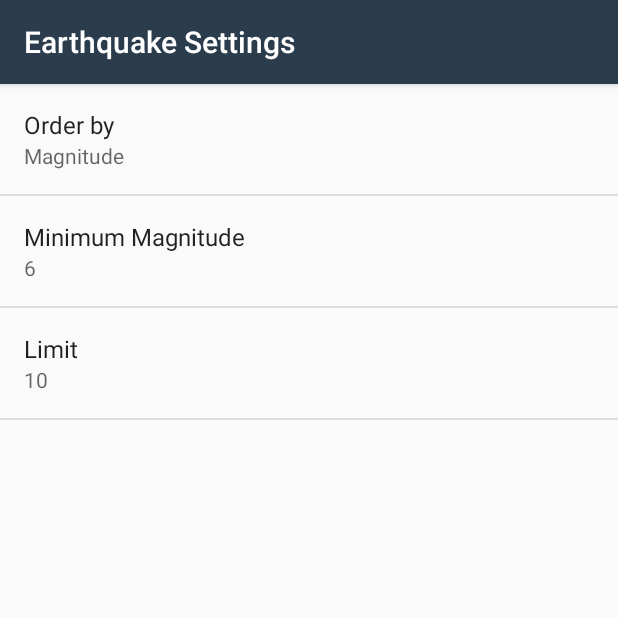
After one commit to prakhar30497/QuakeReport-App, an Android app: the SettingsActivity screen opened directly, with no data from a screen before it, on a phone screen of 412 x 824 dp, the top half of it. The commit adds this screen. Run offline under Robolectric (Android 15) with nearby library versions, the phone set to English and light mode, and no system bars.

Commit message:
Added preferences

```diff
--- a/app/src/main/java/com/example/android/quakereport/Earthquake.java
+++ b/app/src/main/java/com/example/android/quakereport/Earthquake.java
@@ -1,8 +1,4 @@
 package com.example.android.quakereport;
-
-/**
- * Created by Prakhar on 16-Jun-17.
- */
 
 public class Earthquake {
     private Double mMagnitude;
--- /dev/null
+++ b/app/src/main/java/com/example/android/quakereport/SettingsActivity.java
@@ -0,0 +1,61 @@
+package com.example.android.quakereport;
+
+import android.content.SharedPreferences;
+import android.content.res.ObbInfo;
+import android.os.Bundle;
+import android.preference.ListPreference;
+import android.preference.Preference;
+import android.preference.PreferenceFragment;
+import android.preference.PreferenceManager;
+import android.support.annotation.Nullable;
+import android.support.v7.app.AppCompatActivity;
+
+public class SettingsActivity extends AppCompatActivity {
+
+    @Override
+    protected void onCreate(Bundle savedInstanceState) {
+        super.onCreate(savedInstanceState);
+        setContentView(R.layout.settings_activity);
+    }
+
+    public static class EarthquakePreferenceFragment extends PreferenceFragment implements Preference.OnPreferenceChangeListener {
+        @Override
+        public void onCreate(Bundle savedInstanceState) {
+            super.onCreate(savedInstanceState);
+            addPreferencesFromResource(R.xml.settings_main);
+
+            Preference minMagnitude = findPreference(getString(R.string.settings_min_magnitude_key));
+            bindPreferenceSummaryToValue(minMagnitude);
+
+            Preference orderBy = findPreference(getString(R.string.settings_order_by_key));
+            bindPreferenceSummaryToValue(orderBy);
+
+            Preference limit = findPreference(getString(R.string.settings_limit_key));
+            bindPreferenceSummaryToValue(limit);
+        }
+
+        private void bindPreferenceSummaryToValue(Preference preference) {
+            preference.setOnPreferenceChangeListener(this);
+            SharedPreferences preferences = PreferenceManager.getDefaultSharedPreferences(preference.getContext());
+            String preferenceString = preferences.getString(preference.getKey(),"");
+            onPreferenceChange(preference,preferenceString);
+        }
+
+        @Override
+        public boolean onPreferenceChange(Preference preference, Object value){
+            String stringValue = value.toString();
+            if(preference instanceof ListPreference){
+                ListPreference listPreference = (ListPreference) preference;
+                int prefIndex = listPreference.findIndexOfValue(stringValue);
+                if(prefIndex>=0){
+                    CharSequence[] labels = listPreference.getEntries();
+                    preference.setSummary(labels[prefIndex]);
+                }
+            }
+            else {
+                preference.setSummary(stringValue);
+            }
+            return true;
+        }
+    }
+}
--- /dev/null
+++ b/app/src/main/res/values/arrays.xml
@@ -0,0 +1,12 @@
+<?xml version="1.0" encoding="utf-8"?>
+<resources>
+    <string-array name="settings_order_by_labels">
+        <item>@string/settings_order_by_magnitude_label</item>
+        <item>@string/settings_order_by_most_recent_label</item>
+    </string-array>
+    <string-array name="settings_order_by_values">
+        <item>@string/settings_order_by_magnitude_value</item>
+        <item>@string/settings_order_by_most_recent_value</item>
+    </string-array>
+
+</resources>
--- a/app/src/main/res/values/strings.xml
+++ b/app/src/main/res/values/strings.xml
@@ -16,4 +16,25 @@
 <resources>
     <string name="app_name">Quake Report</string>
     <string name="near_the">Near the</string>
+    <string name="no_earthquakes">No Earthquakes Found.</string>
+    <string name="no_internet_connection">No Internet Connection.</string>
+    <string name="settings_menu_item">Settings</string>
+    <string name="settings_title">Earthquake Settings</string>
+
+    <string name="settings_min_magnitude_label">Minimum Magnitude</string>
+    <string name="settings_min_magnitude_key" translatable="false">min_magnitude</string>
+    <string name="settings_min_magnitude_default" translatable="false">6</string>
+
+    <string name="settings_order_by_label">Order by</string>
+    <string name="settings_order_by_key" translatable="false">order_by</string>
+    <string name="settings_order_by_default" translatable="false">@string/settings_order_by_magnitude_value</string>
+    <string name="settings_order_by_magnitude_label">Magnitude</string>
+    <string name="settings_order_by_magnitude_value">magnitude</string>
+    <string name="settings_order_by_most_recent_label">Most recent</string>
+    <string name="settings_order_by_most_recent_value">time</string>
+
+    <string name="settings_limit_label">Limit</string>
+    <string name="settings_limit_key" translatable="false">limit</string>
+    <string name="settings_limit_default" translatable="false">10</string>
+
 </resources>
--- /dev/null
+++ b/app/src/main/res/xml/settings_main.xml
@@ -0,0 +1,22 @@
+<?xml version="1.0" encoding="utf-8"?>
+<PreferenceScreen xmlns:android="http://schemas.android.com/apk/res/android"
+    android:title="@string/settings_title">
+
+    <ListPreference
+        android:defaultValue="@string/settings_order_by_default"
+        android:entries="@array/settings_order_by_labels"
+        android:entryValues="@array/settings_order_by_values"
+        android:key="@string/settings_order_by_key"
+        android:title="@string/settings_order_by_label" />
+    <EditTextPreference
+        android:defaultValue="@string/settings_min_magnitude_default"
+        android:inputType="numberDecimal"
+        android:key="@string/settings_min_magnitude_key"
+        android:selectAllOnFocus="true"
+        android:title="@string/settings_min_magnitude_label"/>
+    <EditTextPreference
+        android:defaultValue="10"
+        android:inputType="numberDecimal"
+        android:key="@string/settings_limit_key"
+        android:title="@string/settings_limit_label"/>
+</PreferenceScreen>
```
Also changed, not shown: app/src/main/AndroidManifest.xml (+8 -0 lines), app/src/main/java/com/example/android/quakereport/EarthquakeActivity.java (+87 -20 lines), app/src/main/java/com/example/android/quakereport/EarthquakeLoader.java (added, +33 -0 lines), app/src/main/java/com/example/android/quakereport/QueryUtils.java (+7 -0 lines), app/src/main/res/layout/earthquake_activity.xml (+23 -18 lines), app/src/main/res/layout/settings_activity.xml (added, +9 -0 lines), app/src/main/res/menu/main.xml (added, +15 -0 lines), app/src/main/res/drawable/ic_filter.png (added).
